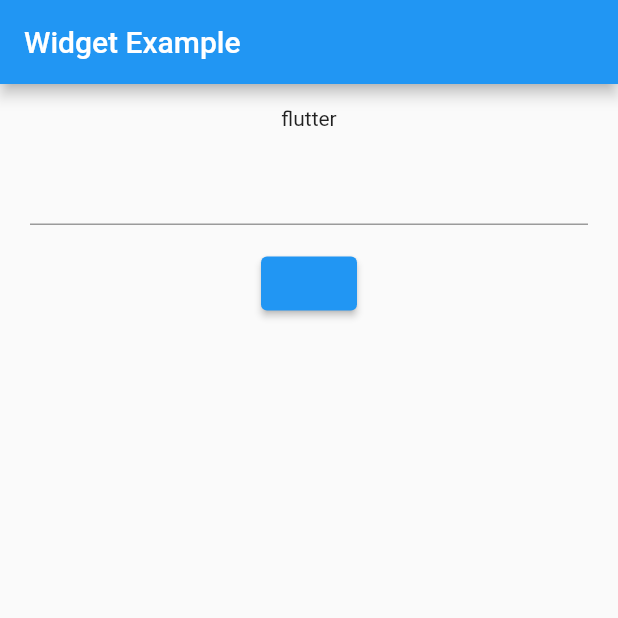
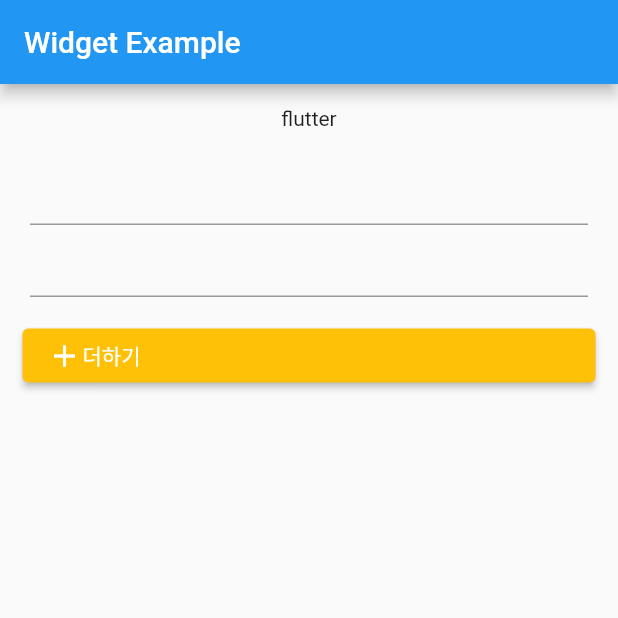
Before and after one commit to yeyoung8805/Flutter-Calculator, a Flutter app: the screen it shows after launch, on a phone screen of 412 x 824 dp, the top half of it. Run offline on Flutter 3.47's test engine with Material 2 defaults, Android fonts, the phone set to English and light mode, and no system bars.

Commit message:
add textfield and change button

```diff
--- a/lib/main.dart
+++ b/lib/main.dart
@@ -22,6 +22,10 @@
 }
 
 class _WidgetExampleState extends State<WidgetApp> {
+  String sum = '';
+  TextEditingController value1 = TextEditingController();
+  TextEditingController value2 = TextEditingController();
+
   @override
   Widget build(BuildContext context) {
     return Scaffold(
@@ -38,12 +42,25 @@
               ),
               Padding(
                 padding: EdgeInsets.only(left: 20, right: 20),
-                child: TextField(),
+                child: TextField(
+                    keyboardType: TextInputType.number, controller: value1),
               ),
               Padding(
-                  padding: EdgeInsets.all(15),
-                  child:
-                      ElevatedButton(child: const Text(''), onPressed: () {}))
+                padding: EdgeInsets.only(left: 20, right: 20),
+                child: TextField(
+                    keyboardType: TextInputType.number, controller: value2),
+              ),
+              Padding(
+                padding: EdgeInsets.all(15),
+                child: ElevatedButton(
+                    child: Row(
+                      children: <Widget>[Icon(Icons.add), Text('더하기')],
+                    ),
+                    style: ButtonStyle(
+                        backgroundColor:
+                            MaterialStateProperty.all(Colors.amber)),
+                    onPressed: () {}),
+              )
             ],
           ),
         ),
```
